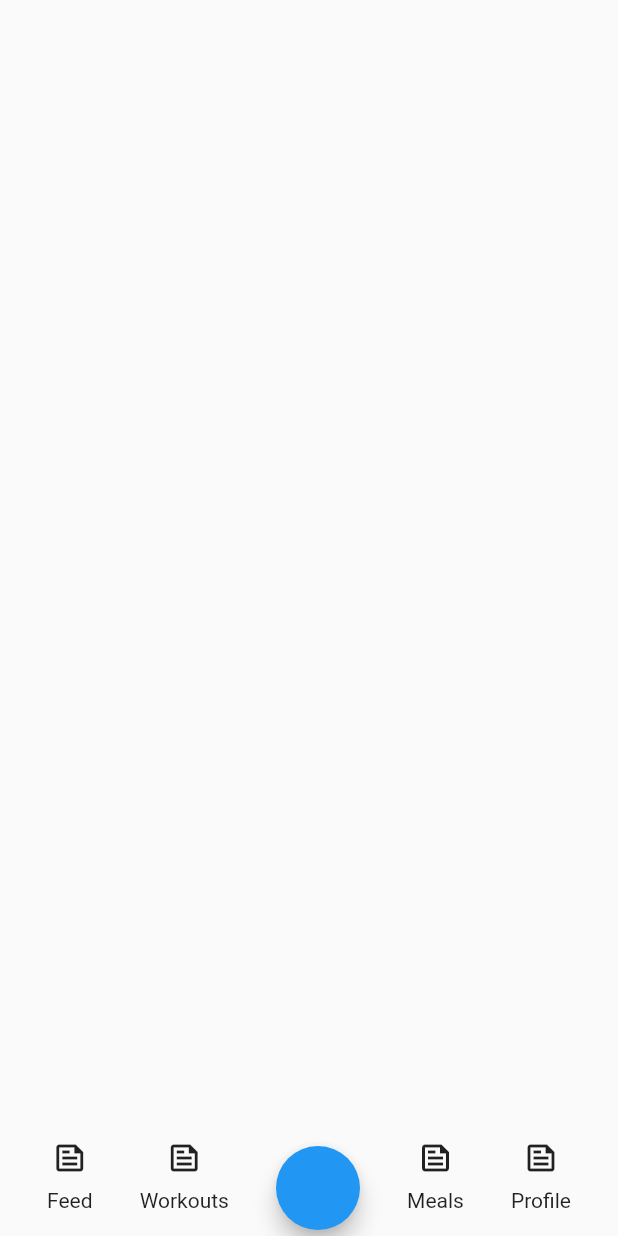
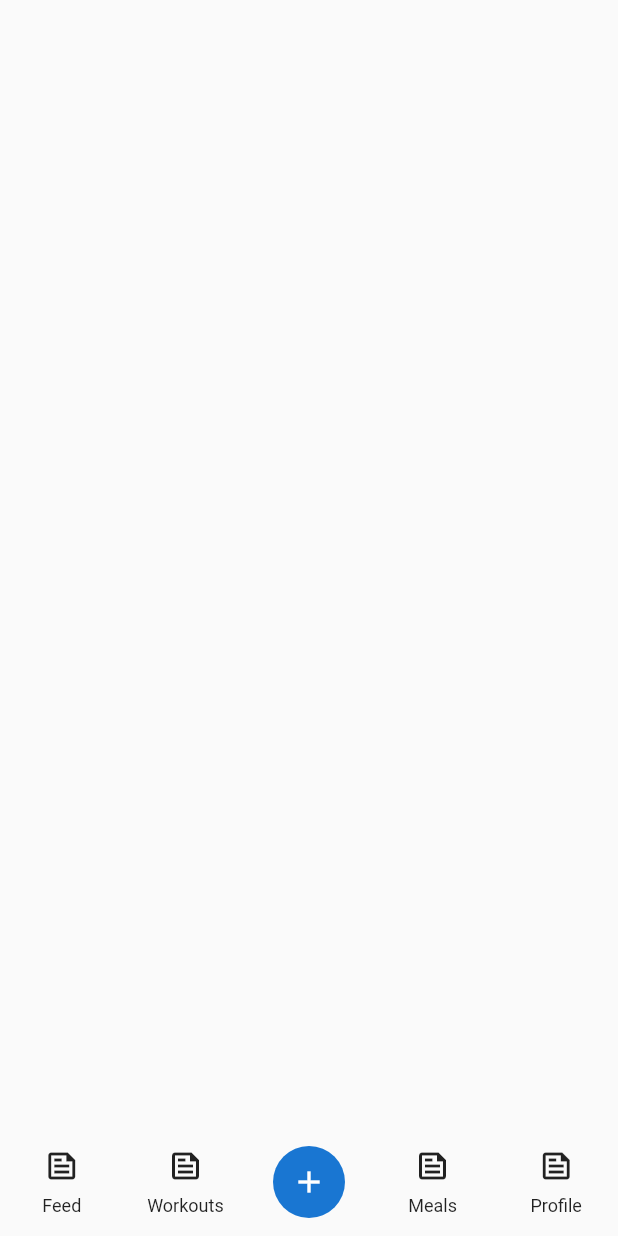
Before and after one commit to JAICHANGPARK/flutter_notebook_17th_story, a Flutter app: the screen it shows after launch, on a phone screen of 412 x 824 dp. Run offline on Flutter 3.47's test engine with Material 2 defaults, Android fonts, the phone set to English and light mode, and no system bars; our stand-ins replace cached_network_image, fl_chart, flutter_riverpod, freezed_annotation, ionicons, percent_indicator.

Commit message:
Update workouts_main_page.dart

```diff
--- a/lib/ep1029_workouts_app/src/ui/workouts_main_page.dart
+++ b/lib/ep1029_workouts_app/src/ui/workouts_main_page.dart
@@ -21,46 +21,76 @@ class _WorkoutsMainPageState extends State<WorkoutsMainPage> {
             ),
           ),
           Container(
-            height: 64,
+            height: 72,
             child: Row(
-              mainAxisAlignment: MainAxisAlignment.spaceEvenly,
+              mainAxisAlignment: MainAxisAlignment.spaceBetween,
+              crossAxisAlignment: CrossAxisAlignment.center,
               children: [
-                Column(
+                Expanded(
+                  child: Column(
+                    mainAxisAlignment: MainAxisAlignment.center,
+                    crossAxisAlignment: CrossAxisAlignment.center,
                     children: [
                       Icon(Icons.feed_outlined),
                       SizedBox(
                         height: 8,
                       ),
-                    Text("Feed"),
+                      Text("Feed",style: TextStyle(
+                        fontSize: 12
+                      ),),
                     ],
                   ),
-                Column(
+                ),
+                Expanded(
+                  child: Column(
+                    mainAxisAlignment: MainAxisAlignment.center,
+                    crossAxisAlignment: CrossAxisAlignment.center,
                     children: [
                       Icon(Icons.feed_outlined),
                       SizedBox(
                         height: 8,
                       ),
-                    Text("Workouts"),
+                      Text("Workouts",style: TextStyle(
+                          fontSize: 12
+                      ),),
                     ],
                   ),
-                FloatingActionButton(onPressed: () {}),
-                Column(
+                ),
+                Expanded(
+                  child: CircleAvatar(
+                    radius: 24,
+                    child: Icon(Icons.add),
+                  ),
+                ),
+                Expanded(
+                  child: Column(
+                    mainAxisAlignment: MainAxisAlignment.center,
+                    crossAxisAlignment: CrossAxisAlignment.center,
                     children: [
                       Icon(Icons.feed_outlined),
                       SizedBox(
                         height: 8,
                       ),
-                    Text("Meals"),
+                      Text("Meals",style: TextStyle(
+                          fontSize: 12
+                      ),),
                     ],
                   ),
-                Column(
+                ),
+                Expanded(
+                  child: Column(
+                    mainAxisAlignment: MainAxisAlignment.center,
+                    crossAxisAlignment: CrossAxisAlignment.center,
                     children: [
                       Icon(Icons.feed_outlined),
                       SizedBox(
                         height: 8,
                       ),
-                    Text("Profile"),
+                      Text("Profile",style: TextStyle(
+                          fontSize: 12
+                      ),),
                     ],
+                  ),
                 )
               ],
             ),
```
Lines whose indentation alone changed are shown as unchanged.
